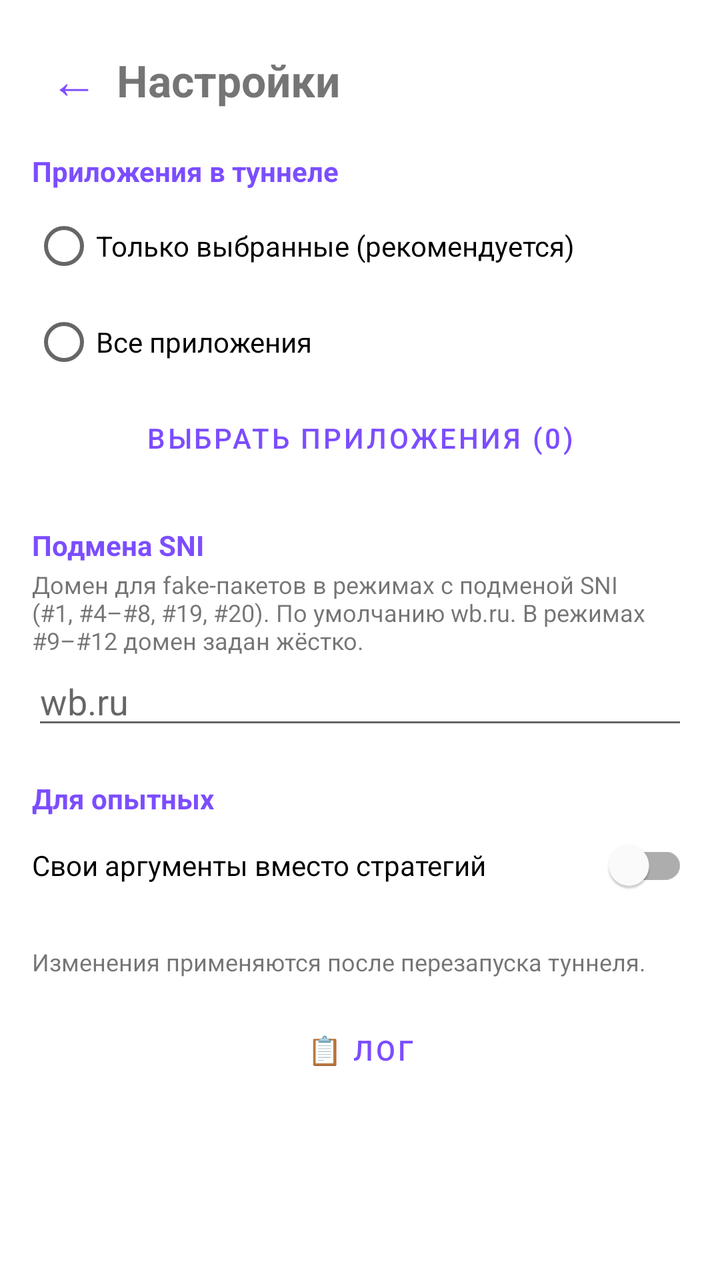
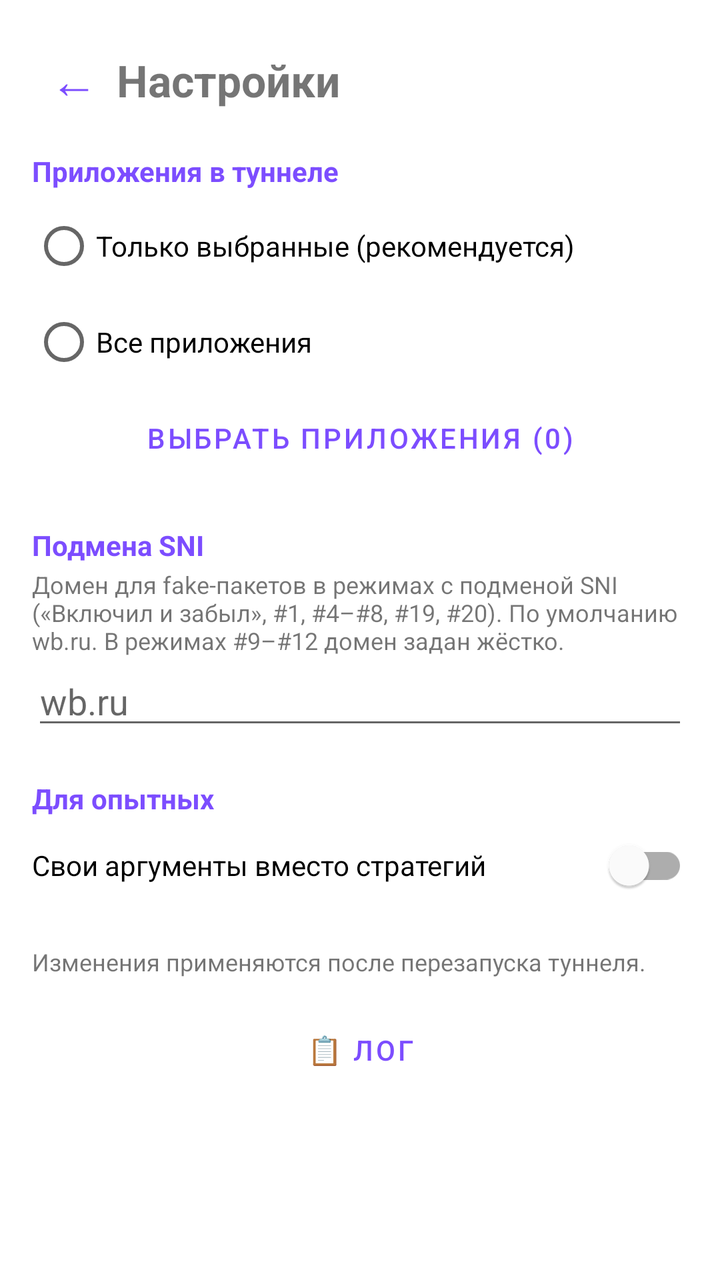

Screens rendered from an Android XML layout before and after an edit, with the pre-edit source and the edit as a unified diff.
<!-- AndroidManifest.xml: application theme Theme.WSByeDPI -->
<!-- res/layout/activity_settings.xml -->
<?xml version="1.0" encoding="utf-8"?>
<ScrollView xmlns:android="http://schemas.android.com/apk/res/android"
    android:layout_width="match_parent"
    android:layout_height="match_parent"
    android:fillViewport="true">

    <LinearLayout
        android:layout_width="match_parent"
        android:layout_height="wrap_content"
        android:orientation="vertical"
        android:padding="16dp">

        <LinearLayout
            android:layout_width="match_parent"
            android:layout_height="wrap_content"
            android:gravity="center_vertical"
            android:orientation="horizontal"
            android:layout_marginBottom="12dp">

            <Button
                android:id="@+id/btnBack"
                style="@style/Widget.MaterialComponents.Button.TextButton"
                android:layout_width="wrap_content"
                android:layout_height="wrap_content"
                android:minWidth="0dp"
                android:text="←"
                android:textSize="24sp" />

            <TextView
                android:layout_width="wrap_content"
                android:layout_height="wrap_content"
                android:text="Настройки"
                android:textSize="22sp"
                android:textStyle="bold" />
        </LinearLayout>

        <TextView
            android:layout_width="match_parent"
            android:layout_height="wrap_content"
            android:text="Приложения в туннеле"
            android:textColor="?attr/colorPrimary"
            android:textSize="14sp"
            android:textStyle="bold" />

        <RadioGroup
            android:id="@+id/rgApps"
            android:layout_width="match_parent"
            android:layout_height="wrap_content"
            android:layout_marginTop="4dp">

            <RadioButton
                android:id="@+id/rbSelected"
                android:layout_width="match_parent"
                android:layout_height="wrap_content"
                android:text="Только выбранные (рекомендуется)" />

            <RadioButton
                android:id="@+id/rbAll"
                android:layout_width="match_parent"
                android:layout_height="wrap_content"
                android:text="Все приложения" />
        </RadioGroup>

        <Button
            android:id="@+id/btnPickApps"
            style="@style/Widget.MaterialComponents.Button.OutlinedButton"
            android:layout_width="match_parent"
            android:layout_height="wrap_content"
            android:layout_marginBottom="20dp"
            android:text="Выбрать приложения (0)" />

        <TextView
            android:layout_width="match_parent"
            android:layout_height="wrap_content"
            android:text="Подмена SNI"
            android:textColor="?attr/colorPrimary"
            android:textSize="14sp"
            android:textStyle="bold" />

        <TextView
            android:layout_width="match_parent"
            android:layout_height="wrap_content"
            android:layout_marginTop="2dp"
            android:text="Домен для fake-пакетов в режимах с подменой SNI (#1, #4–#8, #19, #20). По умолчанию wb.ru. В режимах #9–#12 домен задан жёстко."
            android:textSize="12sp" />

        <EditText
            android:id="@+id/etSni"
            android:layout_width="match_parent"
            android:layout_height="wrap_content"
            android:layout_marginBottom="20dp"
            android:hint="wb.ru"
            android:importantForAutofill="no"
            android:inputType="textUri|textNoSuggestions"
            android:singleLine="true" />

        <TextView
            android:layout_width="match_parent"
            android:layout_height="wrap_content"
            android:text="Для опытных"
            android:textColor="?attr/colorPrimary"
            android:textSize="14sp"
            android:textStyle="bold" />

        <com.google.android.material.switchmaterial.SwitchMaterial
            android:id="@+id/swCustom"
            android:layout_width="match_parent"
            android:layout_height="wrap_content"
            android:text="Свои аргументы вместо стратегий" />

        <EditText
            android:id="@+id/etCustom"
            android:layout_width="match_parent"
            android:layout_height="wrap_content"
            android:gravity="top"
            android:hint="-f350 -Qr -n wb.ru"
            android:importantForAutofill="no"
            android:inputType="textMultiLine|textNoSuggestions"
            android:maxLines="6"
            android:minLines="3"
            android:textSize="12sp"
            android:typeface="monospace"
            android:visibility="gone" />

        <TextView
            android:layout_width="match_parent"
            android:layout_height="wrap_content"
            android:layout_marginTop="16dp"
            android:layout_marginBottom="12dp"
            android:text="Изменения применяются после перезапуска туннеля."
            android:textSize="12sp" />

        <Button
            android:id="@+id/btnLog"
            style="@style/Widget.MaterialComponents.Button.OutlinedButton"
            android:layout_width="match_parent"
            android:layout_height="wrap_content"
            android:text="📋 Лог" />
    </LinearLayout>
</ScrollView>
<!-- resources referenced by this layout -->
<resources>
  <style name="Theme.WSByeDPI" parent="Theme.MaterialComponents.DayNight.NoActionBar">
          <item name="colorPrimary">#7C4DFF</item>
          <item name="colorPrimaryVariant">#651FFF</item>
          <item name="colorOnPrimary">#FFFFFF</item>
      </style>
</resources>

<!-- the commit's change to res/layout/activity_settings.xml (unified diff, before → after) -->
@@ -81,7 +81,7 @@
             android:layout_width="match_parent"
             android:layout_height="wrap_content"
             android:layout_marginTop="2dp"
-            android:text="Домен для fake-пакетов в режимах с подменой SNI (#1, #4–#8, #19, #20). По умолчанию wb.ru. В режимах #9–#12 домен задан жёстко."
+            android:text="Домен для fake-пакетов в режимах с подменой SNI («Включил и забыл», #1, #4–#8, #19, #20). По умолчанию wb.ru. В режимах #9–#12 домен задан жёстко."
             android:textSize="12sp" />
 
         <EditText
